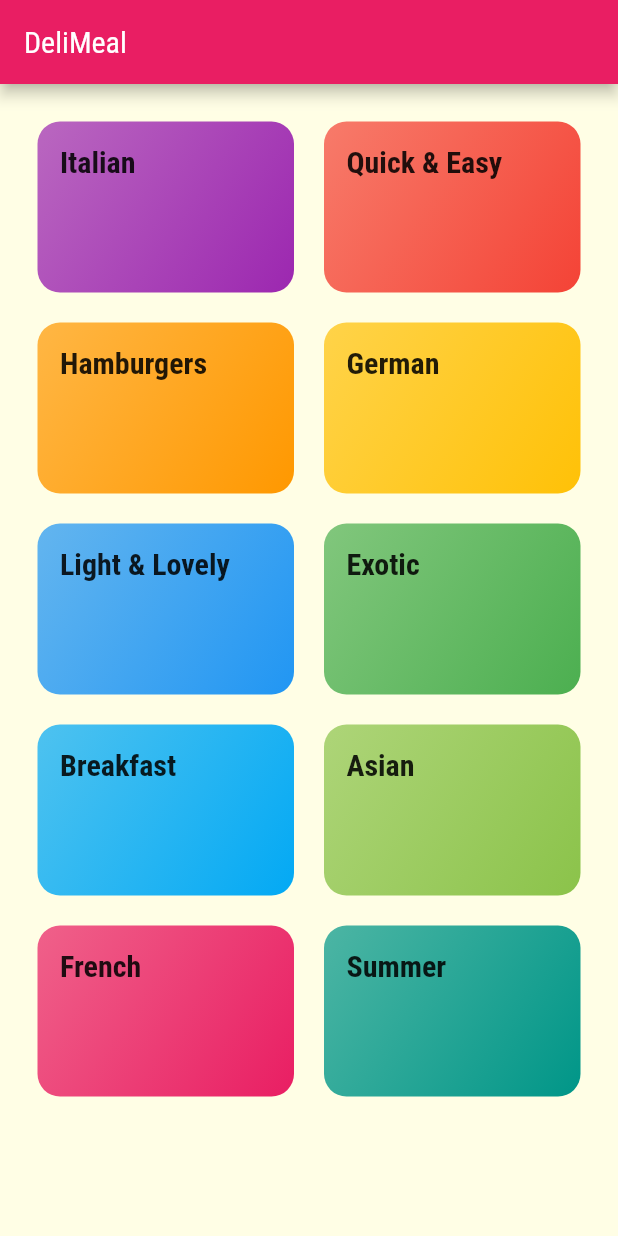
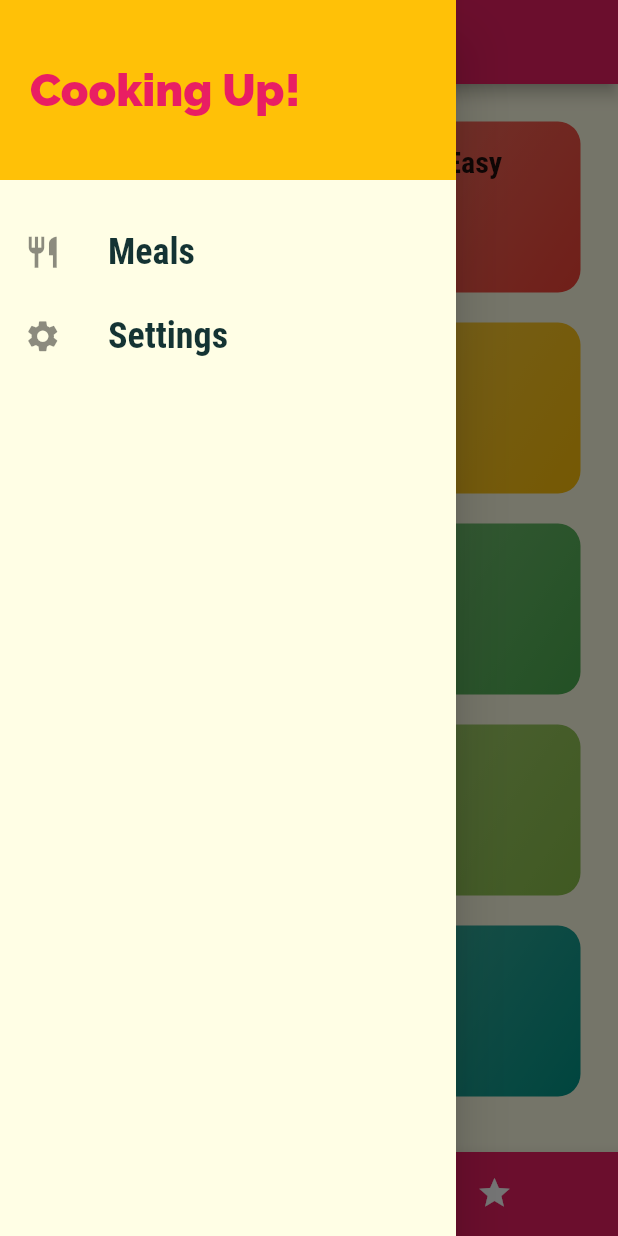
Before and after one commit to lrodriguez15/meals_app, a Flutter app: the screen it shows after launch, with the side drawer open (before the commit the screen has no drawer), on a phone screen of 412 x 824 dp. Run offline on Flutter 3.47's test engine with Material 2 defaults, Android fonts, the phone set to English and light mode, and no system bars.

Commit message:
Add bottom nav bar and start adding a drawer

```diff
--- a/lib/main.dart
+++ b/lib/main.dart
@@ -1,7 +1,8 @@
 import 'package:flutter/material.dart';
 
+import './screens/tabs_screen.dart';
 import './screens/category_meals_screen.dart';
-import './screens/categories.screen.dart';
+import './screens/categories_screen.dart';
 import './screens/meal_detail_screen.dart';
 
 void main() => runApp(const MyApp());
@@ -39,9 +40,15 @@ class MyApp extends StatelessWidget {
       ),
       // home: CategoriesScreen(),
       routes: {
-        '/': (ctx) => CategoriesScreen(),
+        '/': (ctx) => TabsScreen(),
         CategoryMealScreen.routeName: (ctx) => CategoryMealScreen(),
         MealDetailScreen.routeName: (ctx) => MealDetailScreen(),
+      },
+      // onGenerateRoute: (settings) {
+      //   return MaterialPageRoute(builder: (ctx) => CategoriesScreen());
+      // },
+      onUnknownRoute: (settings) {
+        return MaterialPageRoute(builder: (ctx) => const CategoriesScreen());
       },
     );
   }
--- a/lib/screens/categories.screen.dart
+++ /dev/null
@@ -1,37 +0,0 @@
-import 'package:flutter/material.dart';
-
-import '../widgets/category_item.dart';
-import '../dummy_data.dart';
-
-class CategoriesScreen extends StatelessWidget {
-  const CategoriesScreen({super.key});
-
-  @override
-  Widget build(BuildContext context) {
-    return Scaffold(
-      appBar: AppBar(
-          title: Text(
-        'DeliMeal',
-        style: Theme.of(context).textTheme.titleMedium,
-      )),
-      body: GridView(
-        padding: const EdgeInsets.all(25),
-        gridDelegate: const SliverGridDelegateWithMaxCrossAxisExtent(
-          maxCrossAxisExtent: 200,
-          childAspectRatio: 3 / 2,
-          crossAxisSpacing: 20,
-          mainAxisSpacing: 20,
-        ),
-        children: DUMMY_CATEGORIES
-            .map(
-              (e) => CategoryItem(
-                e.id,
-                e.title,
-                e.color,
-              ),
-            )
-            .toList(),
-      ),
-    );
-  }
-}
--- /dev/null
+++ b/lib/screens/categories_screen.dart
@@ -0,0 +1,30 @@
+import 'package:flutter/material.dart';
+
+import '../widgets/category_item.dart';
+import '../dummy_data.dart';
+
+class CategoriesScreen extends StatelessWidget {
+  const CategoriesScreen({super.key});
+
+  @override
+  Widget build(BuildContext context) {
+    return GridView(
+      padding: const EdgeInsets.all(25),
+      gridDelegate: const SliverGridDelegateWithMaxCrossAxisExtent(
+        maxCrossAxisExtent: 200,
+        childAspectRatio: 3 / 2,
+        crossAxisSpacing: 20,
+        mainAxisSpacing: 20,
+      ),
+      children: DUMMY_CATEGORIES
+          .map(
+            (e) => CategoryItem(
+              e.id,
+              e.title,
+              e.color,
+            ),
+          )
+          .toList(),
+    );
+  }
+}
--- a/lib/screens/category_meals_screen.dart
+++ b/lib/screens/category_meals_screen.dart
@@ -5,6 +5,8 @@ import '../dummy_data.dart';
 
 class CategoryMealScreen extends StatelessWidget {
   static const routeName = '/category-meals';
+
+  const CategoryMealScreen({super.key});
   // final String categoryId;
   // final String categoryTitle;
 
--- /dev/null
+++ b/lib/screens/tabs_screen.dart
@@ -0,0 +1,64 @@
+import 'package:flutter/material.dart';
+
+import '../widgets/main_drawer.dart';
+import './favourites_screen.dart';
+import './categories_screen.dart';
+
+class TabsScreen extends StatefulWidget {
+  const TabsScreen({super.key});
+
+  @override
+  State<TabsScreen> createState() => _TabsScreenState();
+}
+
+class _TabsScreenState extends State<TabsScreen> {
+  final List<Map<String, Object>> _pages = [
+    {
+      'page': CategoriesScreen(),
+      'title': 'Categories',
+    },
+    {
+      'page': FavouritesScreen(),
+      'title': 'My Favourites',
+    },
+  ];
+
+  int _selectedPageIndex = 0;
+
+  void _selectPage(int index) {
+    setState(() {
+      _selectedPageIndex = index;
+    });
+  }
+
+  @override
+  Widget build(BuildContext context) {
+    return Scaffold(
+      appBar: AppBar(
+        title: Text(_pages[_selectedPageIndex]['title'] as String),
+      ),
+      drawer: MainDrawer(),
+      body: _pages[_selectedPageIndex]['page'] as Widget,
+      bottomNavigationBar: BottomNavigationBar(
+        onTap: _selectPage,
+        //backgroundColor: Theme.of(context).primaryColor,
+        unselectedItemColor: Colors.white,
+        selectedItemColor: Theme.of(context).accentColor,
+        currentIndex: _selectedPageIndex,
+        type: BottomNavigationBarType.shifting,
+        items: [
+          BottomNavigationBarItem(
+            backgroundColor: Theme.of(context).primaryColor,
+            icon: Icon(Icons.category),
+            label: 'Categories',
+          ),
+          BottomNavigationBarItem(
+            backgroundColor: Theme.of(context).primaryColor,
+            icon: Icon(Icons.star),
+            label: 'Favourites',
+          ),
+        ],
+      ),
+    );
+  }
+}
--- /dev/null
+++ b/lib/widgets/main_drawer.dart
@@ -0,0 +1,54 @@
+import 'package:flutter/material.dart';
+import 'package:flutter/src/widgets/framework.dart';
+import 'package:flutter/src/widgets/placeholder.dart';
+
+class MainDrawer extends StatelessWidget {
+  const MainDrawer({super.key});
+
+  Widget buildListTile(String title, IconData icon) {
+    return ListTile(
+      leading: Icon(
+        icon,
+        size: 25,
+      ),
+      title: Text(
+        title,
+        style: const TextStyle(
+          fontFamily: 'RobotoCondensed',
+          fontSize: 24,
+          fontWeight: FontWeight.bold,
+        ),
+      ),
+    );
+  }
+
+  @override
+  Widget build(BuildContext context) {
+    return Drawer(
+      child: Column(
+        children: [
+          Container(
+            height: 120,
+            width: double.infinity,
+            padding: const EdgeInsets.all(20),
+            alignment: Alignment.centerLeft,
+            color: Theme.of(context).accentColor,
+            child: Text(
+              'Cooking Up!',
+              style: TextStyle(
+                fontWeight: FontWeight.w900,
+                fontSize: 30,
+                color: Theme.of(context).primaryColor,
+              ),
+            ),
+          ),
+          const SizedBox(
+            height: 20,
+          ),
+          buildListTile('Meals', Icons.restaurant),
+          buildListTile('Settings', Icons.settings),
+        ],
+      ),
+    );
+  }
+}
```
Also changed, not shown: lib/screens/favourites_screen.dart (added, +16 -0 lines), lib/screens/meal_detail_screen.dart (+85 -3 lines).
